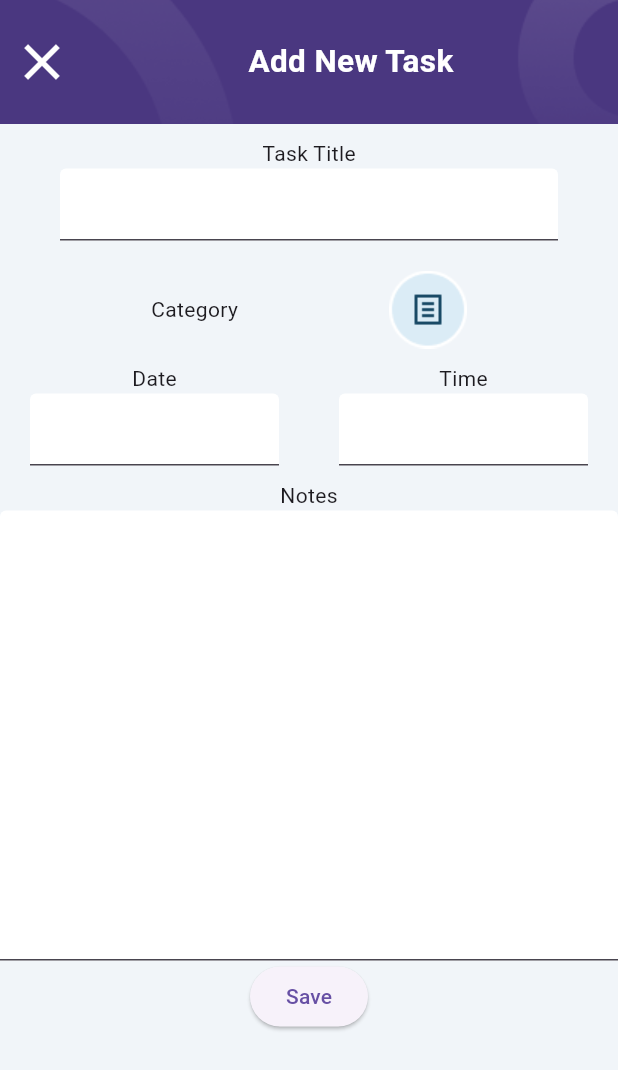
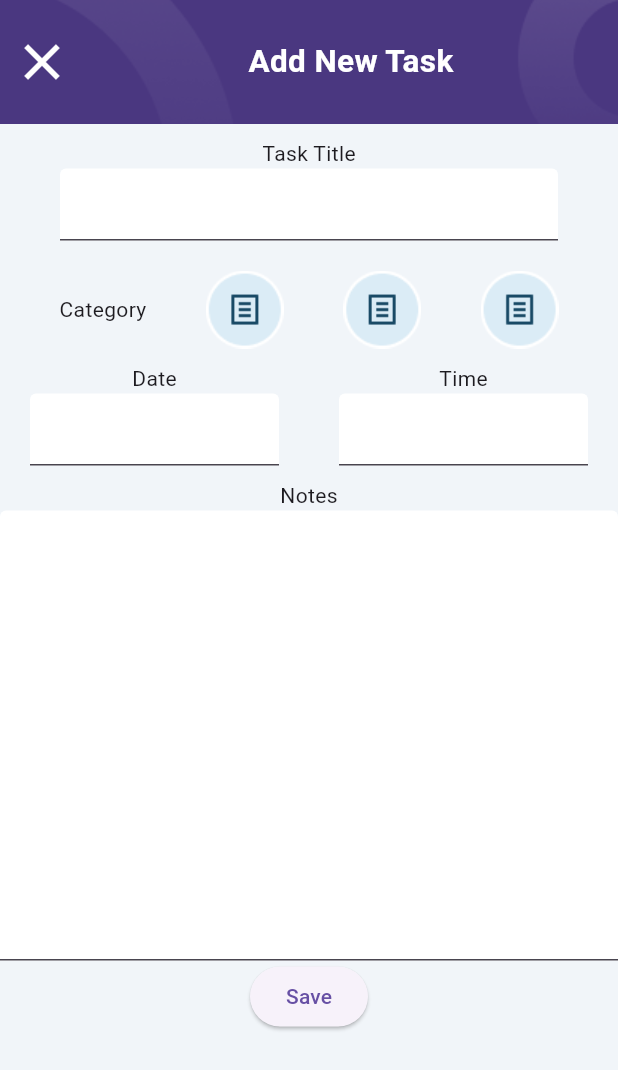
Before and after one commit to mguler1/todo_app, a Flutter app: the screen it shows after launch, after a tap on "Add New Task", on a phone screen of 412 x 824 dp. Shown: the top 1070 px of the screen. Run offline on Flutter 3.47's test engine with Material 3 defaults, Android fonts, the phone set to English and light mode, and no system bars; our stand-ins replace hexcolor.

```diff
--- a/lib/screens/add_new_task.dart
+++ b/lib/screens/add_new_task.dart
@@ -1,11 +1,24 @@
 import 'package:flutter/material.dart';
 import 'package:hexcolor/hexcolor.dart';
 import 'package:todo_app/constants/color.dart';
+import 'package:todo_app/constants/tasktype.dart';
+import 'package:todo_app/model/task.dart';
 import 'package:todo_app/screens/home.dart';
 
-class AddNewTaskScreen extends StatelessWidget {
-  const AddNewTaskScreen({super.key});
+class AddNewTaskScreen extends StatefulWidget {
+  const AddNewTaskScreen({super.key, required this.addNewTask});
+  final void Function(Task newTask) addNewTask;
 
+  @override
+  State<AddNewTaskScreen> createState() => _AddNewTaskScreenState();
+}
+
+class _AddNewTaskScreenState extends State<AddNewTaskScreen> {
+  TextEditingController titleController = TextEditingController();
+  TextEditingController dateController = TextEditingController();
+  TextEditingController timeController = TextEditingController();
+  TextEditingController descriptionController = TextEditingController();
+  TaskType taskType = TaskType.note;
   @override
   Widget build(BuildContext context) {
     double deviceHeight = MediaQuery.of(context).size.height;
@@ -52,9 +65,10 @@ class AddNewTaskScreen extends StatelessWidget {
                 const Padding(
                     padding: EdgeInsets.only(top: 10),
                     child: Text("Task Title")),
-                const Padding(
+                Padding(
                   padding: EdgeInsets.symmetric(horizontal: 40),
                   child: TextField(
+                    controller: titleController,
                     decoration:
                         InputDecoration(filled: true, fillColor: Colors.white),
                   ),
@@ -71,26 +85,54 @@ class AddNewTaskScreen extends StatelessWidget {
                               const SnackBar(
                                   duration: Duration(milliseconds: 300),
                                   content: Text("Category Selected")));
+                          setState(() {
+                            taskType = TaskType.note;
+                          });
+                        },
+                        child: Image.asset("lib/assets/images/category_1.png"),
+                      ),
+                      GestureDetector(
+                        onTap: () {
+                          ScaffoldMessenger.of(context).showSnackBar(
+                              const SnackBar(
+                                  duration: Duration(milliseconds: 300),
+                                  content: Text("Category Selected")));
+                          setState(() {
+                            taskType = TaskType.calendar;
+                          });
+                        },
+                        child: Image.asset("lib/assets/images/category_1.png"),
+                      ),
+                      GestureDetector(
+                        onTap: () {
+                          ScaffoldMessenger.of(context).showSnackBar(
+                              const SnackBar(
+                                  duration: Duration(milliseconds: 300),
+                                  content: Text("Category Selected")));
+                          setState(() {
+                            taskType = TaskType.contest;
+                          });
                         },
                         child: Image.asset("lib/assets/images/category_1.png"),
                       )
                     ],
                   ),
                 ),
-                const Padding(
-                  padding: EdgeInsets.only(top: 10),
+                Padding(
+                  padding: const EdgeInsets.only(top: 10),
                   child: Row(
                     children: [
                       Expanded(
                         child: Column(
                           children: [
-                            Text("Date"),
+                            const Text("Date"),
                             Padding(
-                                padding: EdgeInsets.symmetric(
+                                padding: const EdgeInsets.symmetric(
                                   horizontal: 20,
                                 ),
                                 child: TextField(
-                                  decoration: InputDecoration(
+                                  controller: dateController,
+                                  decoration: const InputDecoration(
                                       filled: true, fillColor: Colors.white),
                                 ))
                           ],
@@ -99,11 +141,13 @@ class AddNewTaskScreen extends StatelessWidget {
                       Expanded(
                         child: Column(
                           children: [
-                            Text("Time"),
+                            const Text("Time"),
                             Padding(
-                                padding: EdgeInsets.symmetric(horizontal: 20),
+                                padding:
+                                    const EdgeInsets.symmetric(horizontal: 20),
                                 child: TextField(
-                                  decoration: InputDecoration(
+                                  controller: timeController,
+                                  decoration: const InputDecoration(
                                       filled: true, fillColor: Colors.white),
                                 ))
                           ],
@@ -114,16 +158,27 @@ class AddNewTaskScreen extends StatelessWidget {
                 ),
                 const Padding(
                     padding: EdgeInsets.only(top: 10), child: Text("Notes")),
-                const SizedBox(
+                SizedBox(
                   height: 300,
                   child: TextField(
+                    controller: descriptionController,
                     expands: true,
                     maxLines: null,
-                    decoration: InputDecoration(
+                    decoration: const InputDecoration(
                         filled: true, fillColor: Colors.white, isDense: true),
                   ),
                 ),
-                ElevatedButton(onPressed: () {}, child: const Text("Save"))
+                ElevatedButton(
+                    onPressed: () {
+                      Task newTask = Task(
+                          type: taskType,
+                          title: titleController.text,
+                          description: descriptionController.text,
+                          isCompleted: false);
+                      widget.addNewTask(newTask);
+                      Navigator.pop(context);
+                    },
+                    child: const Text("Save"))
               ],
             ),
           )),
--- a/lib/screens/home.dart
+++ b/lib/screens/home.dart
@@ -23,6 +23,11 @@ class _HomeScreenState extends State<HomeScreen> {
           description: "description",
           isCompleted: true)
     ];
+    void addNewTask(Task newTask) {
+      setState(() {
+        todo.add(newTask);
+      });
+    }
 
     List<Task> completed = [
       Task(
@@ -122,7 +127,9 @@ class _HomeScreenState extends State<HomeScreen> {
               ElevatedButton(
                   onPressed: () {
                     Navigator.of(context).push(MaterialPageRoute(
-                      builder: (context) => const AddNewTaskScreen(),
+                      builder: (context) => AddNewTaskScreen(
+                        addNewTask: (newTask) => addNewTask(newTask),
+                      ),
                     ));
                   },
                   child: const Text("Add New Task"))
```
